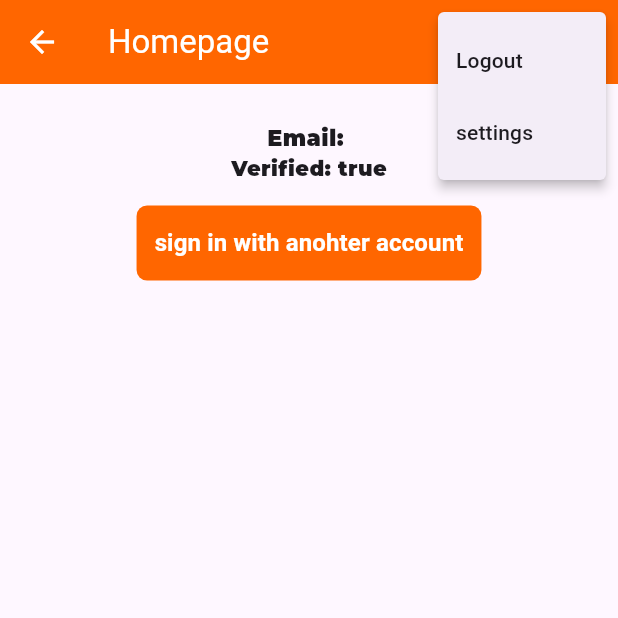
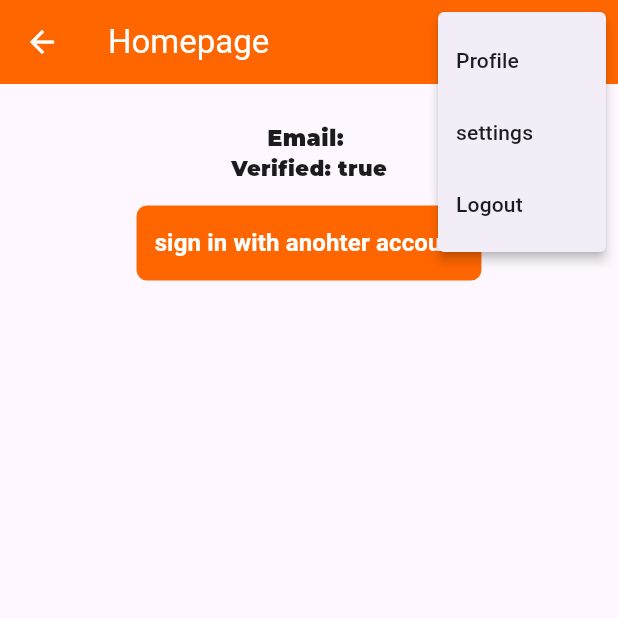
Before and after one commit to Mahmoud3177Khaled/FluttyNotes, a Flutter app: the Homepageview screen opened by its route, after a tap on the "more vert" icon, on a phone screen of 412 x 824 dp, the top half of it. Run offline on Flutter 3.47's test engine with Material 3 defaults, Android fonts, the phone set to English and light mode, and no system bars; our stand-ins replace firebase_auth, firebase_core; accounts and stored records are empty.

Commit message:
added settings and profile views
also completed the popup menu

```diff
--- a/lib/main.dart
+++ b/lib/main.dart
@@ -1,6 +1,8 @@
 import 'package:firebase_auth/firebase_auth.dart';
 import 'package:firebase_core/firebase_core.dart';
 import 'package:firstfluttergo/firebase_options.dart';
+import 'package:firstfluttergo/views/profile_view.dart';
+import 'package:firstfluttergo/views/settings_view.dart';
 import 'package:firstfluttergo/views/welcome_view.dart';
 import 'package:firstfluttergo/views/verification_view.dart';
 import 'package:flutter/material.dart';
@@ -58,6 +60,8 @@ class MyApp extends StatelessWidget {
         '/WelcomeView': (context) => const WelcomeView(),
         '/homepage': (context) => const Homepageview(),
         '/check': (context) => const CheckAccountState(),
+        '/profile': (context) => const ProfileView(),
+        '/settings': (context) => const SettingsView(),
       },
     );
   }
--- a/lib/views/homepage_view.dart
+++ b/lib/views/homepage_view.dart
@@ -57,9 +57,16 @@ class Homepageview extends StatelessWidget {
               devtools.log("This is $value");
 
               switch (value) {
+                case AppBarMenuActions.profile:
+                  Navigator.of(context).pushNamed("/profile");
+                  break;
+                case AppBarMenuActions.settings:
+                  Navigator.of(context).pushNamed("/settings");
+                  break;
                 case AppBarMenuActions.logout:
                   await showLogoutAlert(context);
                   break;
+
                 default:
               }
             },
@@ -67,14 +74,19 @@ class Homepageview extends StatelessWidget {
             itemBuilder: (context) {
               return [
 
-                  const PopupMenuItem<AppBarMenuActions>(
-                  value: AppBarMenuActions.logout,
-                  child: Text("Logout"),
+                const PopupMenuItem<AppBarMenuActions>(
+                  value: AppBarMenuActions.profile,
+                  child: Text("Profile")
                 ),
 
                   const PopupMenuItem<AppBarMenuActions>(
                   value: AppBarMenuActions.settings,
                   child: Text("settings"),
+                ),
+
+                  const PopupMenuItem<AppBarMenuActions>(
+                  value: AppBarMenuActions.logout,
+                  child: Text("Logout"),
                 ),
 
 
```
